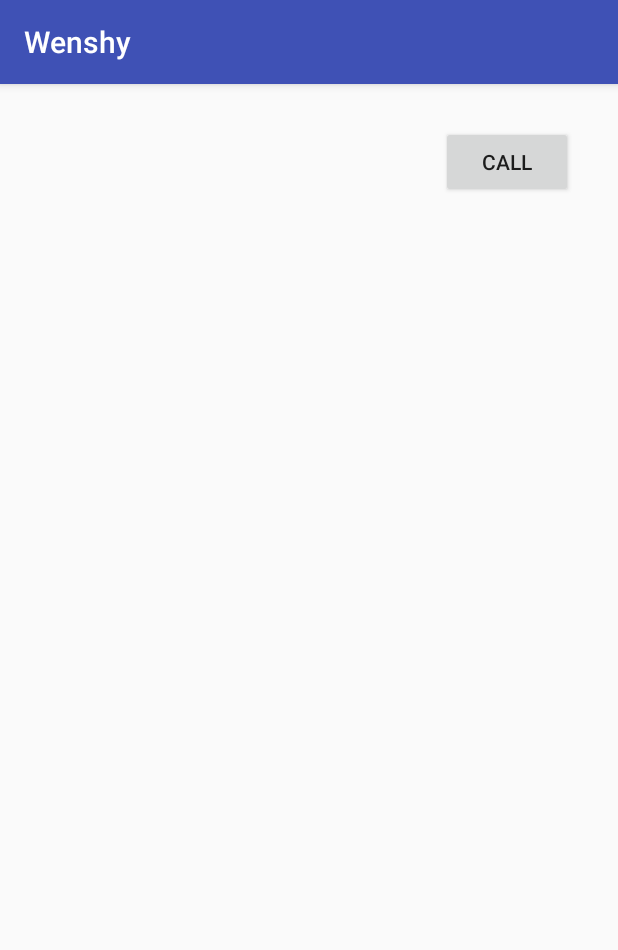
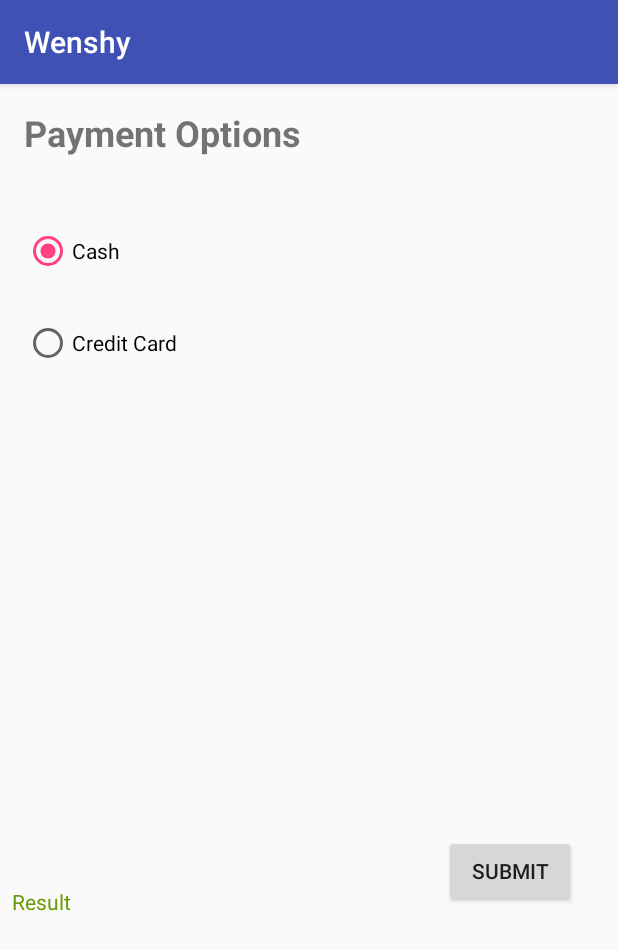
Before and after one commit to michaelanis14/wenshi, an Android app: the screen it shows after launch (MainActivity before the commit, PaymentOptions after it), on a phone screen of 412 x 824 dp. Shown: the top 950 px of the screen. Run offline under Robolectric (Android 15) with nearby library versions, the phone set to English and light mode, and no system bars.

Commit message:
Cash or Credit Card Menu
Functions included:
1. Call Driver
2. Cash or credit card Menu

```diff
--- a/app/build.gradle
+++ b/app/build.gradle
@@ -22,6 +22,7 @@ dependencies {
     implementation fileTree(dir: 'libs', include: ['*.jar'])
     implementation 'com.android.support:appcompat-v7:26.1.0'
     implementation 'com.android.support.constraint:constraint-layout:1.0.2'
+    implementation 'com.android.support:design:26.1.0'
     testImplementation 'junit:junit:4.12'
     androidTestImplementation 'com.android.support.test:runner:1.0.1'
     androidTestImplementation 'com.android.support.test.espresso:espresso-core:3.0.1'
--- a/app/src/main/AndroidManifest.xml
+++ b/app/src/main/AndroidManifest.xml
@@ -9,13 +9,14 @@
         android:roundIcon="@mipmap/ic_launcher_round"
         android:supportsRtl="true"
         android:theme="@style/AppTheme">
-        <activity android:name=".MainActivity">
+        <activity android:name=".PaymentOptions">
             <intent-filter>
                 <action android:name="android.intent.action.MAIN" />
 
                 <category android:name="android.intent.category.LAUNCHER" />
             </intent-filter>
         </activity>
+
     </application>
 
 </manifest>
--- a/app/src/main/java/michaelabadir/wenshy/MainActivity.java
+++ b/app/src/main/java/michaelabadir/wenshy/CallDriver.java
@@ -6,12 +6,12 @@ import android.support.v7.app.AppCompatActivity;
 import android.os.Bundle;
 import android.view.View;
 
-public class MainActivity extends AppCompatActivity {
+public class CallDriver extends AppCompatActivity {
 
     @Override
     protected void onCreate(Bundle savedInstanceState) {
         super.onCreate(savedInstanceState);
-        setContentView(R.layout.activity_main);
+        setContentView(R.layout.activity_call_driver);
 
         findViewById(R.id.button_call).setOnClickListener(new View.OnClickListener() {
             @Override
--- /dev/null
+++ b/app/src/main/java/michaelabadir/wenshy/PaymentOptions.java
@@ -0,0 +1,51 @@
+package michaelabadir.wenshy;
+
+import android.os.Bundle;
+import android.support.v7.app.AppCompatActivity;
+import android.view.View;
+import android.view.View.OnClickListener;
+import android.widget.Button;
+import android.widget.RadioButton;
+import android.widget.RadioGroup;
+import android.widget.TextView;
+import android.widget.Toast;
+
+public class PaymentOptions extends AppCompatActivity {
+
+    private RadioGroup radioGroup;
+    private RadioButton radioButton;
+    private Button btnDisplay;
+    private TextView resultText;
+
+    @Override
+    public void onCreate(Bundle savedInstanceState) {
+        super.onCreate(savedInstanceState);
+        setContentView(R.layout.activity_payment_options);
+        radioGroup = (RadioGroup) findViewById(R.id.radiogroup);
+        radioGroup.check(R.id.radioButton_payment_cash);
+
+        addListenerOnButton();
+
+    }
+
+    public void addListenerOnButton() {
+
+
+        btnDisplay = (Button) findViewById(R.id.button_payment_submit);
+
+        btnDisplay.setOnClickListener(new OnClickListener() {
+
+            @Override
+            public void onClick(View v) {
+                int selectedId = radioGroup.getCheckedRadioButtonId();
+                radioButton = (RadioButton) findViewById(selectedId);
+             //   Toast.makeText(PaymentOptions.this,
+             //           "Hello From the other sideeee!!!", Toast.LENGTH_SHORT).show();
+                resultText = (TextView)findViewById(R.id.textView_payment_result);
+                resultText.setText(radioButton.getText());
+            }
+
+        });
+
+    }
+}
--- a/app/src/main/res/layout/activity_main.xml
+++ b/app/src/main/res/layout/activity_call_driver.xml
@@ -4,30 +4,18 @@
     xmlns:tools="http://schemas.android.com/tools"
     android:layout_width="match_parent"
     android:layout_height="match_parent"
-    tools:context="michaelabadir.wenshy.MainActivity">
+    tools:context="michaelabadir.wenshy.CallDriver">
 
     <Button
         android:id="@+id/button_call"
         android:layout_width="wrap_content"
         android:layout_height="wrap_content"
         android:layout_marginEnd="16dp"
-        android:layout_marginStart="280dp"
         android:layout_marginTop="28dp"
         android:text="@string/button_call"
         app:layout_constraintEnd_toEndOf="parent"
-        app:layout_constraintStart_toEndOf="@+id/listView"
-        app:layout_constraintStart_toStartOf="parent"
         app:layout_constraintTop_toTopOf="parent" />
 
-    <ListView
-        android:id="@+id/listView"
-        android:layout_width="0dp"
-        android:layout_height="487dp"
-        android:layout_marginEnd="100dp"
-        android:layout_marginStart="8dp"
-        android:layout_marginTop="8dp"
-        app:layout_constraintEnd_toStartOf="@+id/button_call"
-        app:layout_constraintStart_toStartOf="parent"
-        app:layout_constraintTop_toTopOf="parent" />
+
 
 </android.support.constraint.ConstraintLayout>
--- /dev/null
+++ b/app/src/main/res/layout/activity_payment_options.xml
@@ -0,0 +1,75 @@
+<?xml version="1.0" encoding="utf-8"?>
+<android.support.constraint.ConstraintLayout xmlns:android="http://schemas.android.com/apk/res/android"
+    xmlns:app="http://schemas.android.com/apk/res-auto"
+    xmlns:tools="http://schemas.android.com/tools"
+    android:layout_width="match_parent"
+    android:layout_height="match_parent"
+    tools:context="michaelabadir.wenshy.PaymentOptions">
+
+    <TextView
+        android:id="@+id/label_payment"
+        android:layout_width="wrap_content"
+        android:layout_height="wrap_content"
+        android:layout_marginStart="16dp"
+        android:layout_marginTop="16dp"
+        android:text="@string/textView_payment"
+        android:textSize="24sp"
+        android:textStyle="bold"
+        app:layout_constraintStart_toStartOf="parent"
+        app:layout_constraintTop_toTopOf="parent" />
+
+    <RadioGroup
+        android:id="@+id/radiogroup"
+        android:layout_width="wrap_content"
+        android:layout_height="wrap_content"
+        android:layout_centerHorizontal="true"
+        android:layout_centerVertical="true"
+        android:orientation="vertical"
+        app:layout_constraintStart_toStartOf="parent"
+        app:layout_constraintTop_toTopOf="parent">
+
+        <RadioButton
+            android:id="@+id/radioButton_payment_cash"
+            android:layout_width="wrap_content"
+            android:layout_height="wrap_content"
+            android:layout_marginStart="16dp"
+            android:layout_marginTop="95dp"
+            android:text="@string/radioButton_payment_cash"
+            app:layout_constraintStart_toStartOf="parent"
+            app:layout_constraintTop_toTopOf="parent" />
+
+        <RadioButton
+            android:id="@+id/radioButton_payment_credit"
+            android:layout_width="wrap_content"
+            android:layout_height="wrap_content"
+            android:layout_marginStart="16dp"
+            android:layout_marginTop="29dp"
+            android:text="@string/radioButton_payment_credit"
+            app:layout_constraintStart_toStartOf="parent"
+            app:layout_constraintTop_toBottomOf="@+id/radioButton_payment_cash" />
+
+    </RadioGroup>
+
+    <Button
+        android:id="@+id/button_payment_submit"
+        android:layout_width="wrap_content"
+        android:layout_height="wrap_content"
+        android:layout_marginBottom="219dp"
+        android:layout_marginEnd="28dp"
+        android:text="@string/button_payment_submit"
+        app:layout_constraintBottom_toBottomOf="parent"
+        app:layout_constraintEnd_toEndOf="parent" />
+
+    <TextView
+        android:id="@+id/textView_payment_result"
+        android:layout_width="wrap_content"
+        android:layout_height="wrap_content"
+        android:layout_marginBottom="213dp"
+        android:layout_marginStart="8dp"
+        android:text="Result"
+        android:textColor="@android:color/holo_green_dark"
+        android:visibility="visible"
+        app:layout_constraintBottom_toBottomOf="parent"
+        app:layout_constraintStart_toStartOf="parent" />
+
+</android.support.constraint.ConstraintLayout>
--- /dev/null
+++ b/app/src/main/res/values-v21/styles.xml
@@ -0,0 +1,3 @@
+<resources>
+
+</resources>
--- /dev/null
+++ b/app/src/main/res/values/dimens.xml
@@ -0,0 +1,3 @@
+<resources>
+    <!-- Default screen margins, per the Android Design guidelines. -->
+</resources>
--- /dev/null
+++ b/app/src/main/res/values/drawables.xml
@@ -0,0 +1 @@
+<resources xmlns:android="http://schemas.android.com/apk/res/android"></resources>
--- a/app/src/main/res/values/strings.xml
+++ b/app/src/main/res/values/strings.xml
@@ -1,4 +1,9 @@
 <resources>
     <string name="app_name">Wenshy</string>
     <string name="button_call">Call</string>
+    <string name="textView_payment">Payment Options</string>
+    <string name="radioButton_payment_cash">Cash</string>
+    <string name="radioButton_payment_credit">Credit Card</string>
+    <string name="button_payment_submit">Submit</string>
+
 </resources>
```
